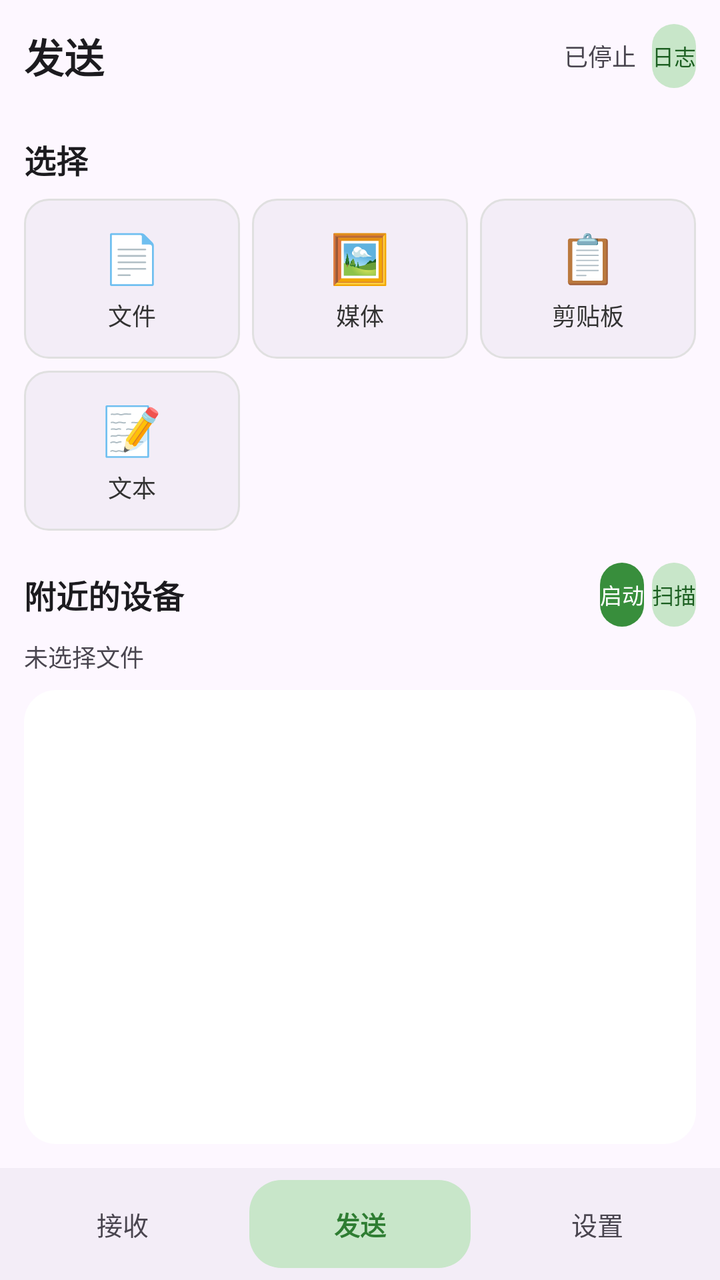
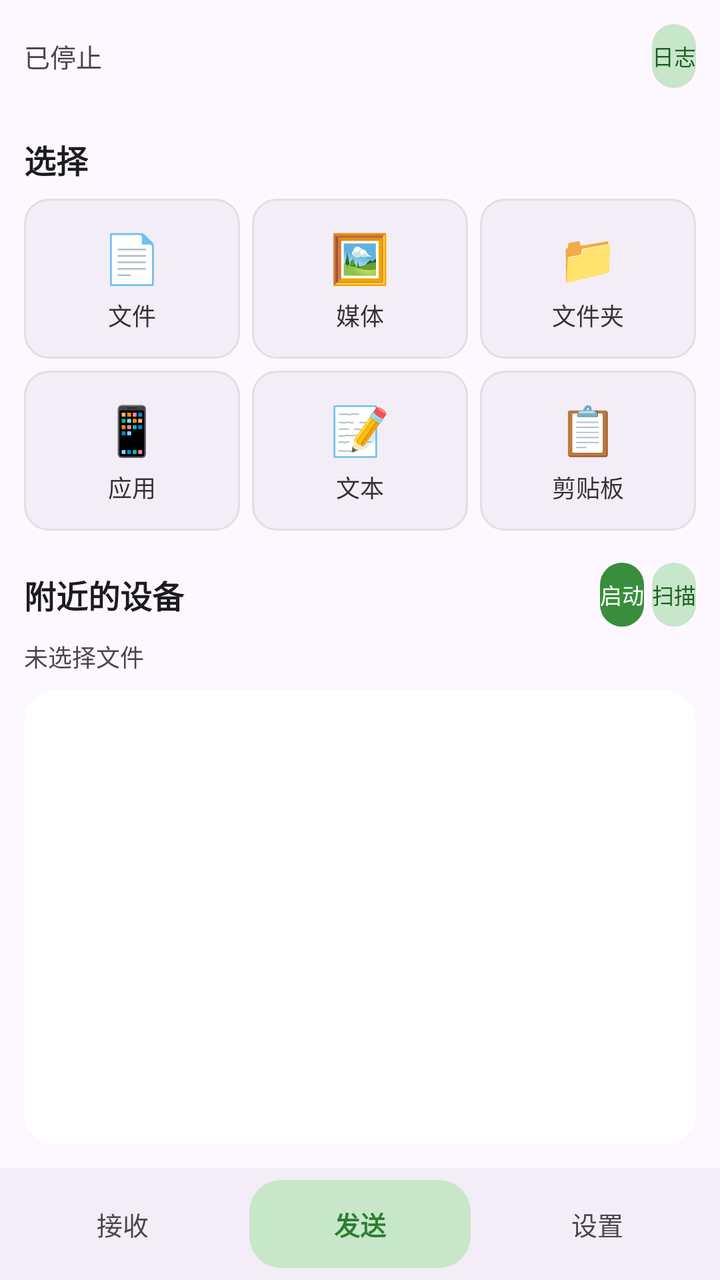

Compare the two renders of this Android layout. The source of the first and the diff that turns it into the second are given below.
<!-- AndroidManifest.xml: application theme android:Theme.Light -->
<!-- res/layout/activity_main.xml -->
<?xml version="1.0" encoding="utf-8"?>
<LinearLayout xmlns:android="http://schemas.android.com/apk/res/android"
    android:orientation="vertical"
    android:layout_width="match_parent"
    android:layout_height="match_parent"
    android:background="#FDF7FF">

    
    <LinearLayout
        android:layout_width="match_parent"
        android:layout_height="wrap_content"
        android:orientation="horizontal"
        android:padding="12dp"
        android:gravity="center_vertical">
        <TextView
            android:id="@+id/top_title"
            android:layout_width="0dp"
            android:layout_weight="1"
            android:layout_height="wrap_content"
            android:text="发送"
            android:textSize="20sp"
            android:textStyle="bold"
            android:textColor="#1C1B1F"/>
        <TextView
            android:id="@+id/status"
            android:layout_width="wrap_content"
            android:layout_height="wrap_content"
            android:textSize="12sp"
            android:textColor="#49454F"
            android:text="已停止"/>
        <Button
            android:id="@+id/btn_log"
            android:layout_width="wrap_content"
            android:layout_height="32dp"
            android:text="日志"
            android:textSize="11sp"
            android:background="@drawable/btn_md3_secondary"
            android:textColor="#1B5E20"
            android:layout_marginLeft="8dp"/>
    </LinearLayout>

    
    <FrameLayout
        android:layout_width="match_parent"
        android:layout_height="0dp"
        android:layout_weight="1">

        
        <LinearLayout
            android:id="@+id/page_send"
            android:layout_width="match_parent"
            android:layout_height="match_parent"
            android:orientation="vertical"
            android:padding="12dp"
            android:visibility="visible">
            
            <TextView android:layout_width="wrap_content" android:layout_height="wrap_content" android:text="选择" android:textSize="16sp" android:textStyle="bold" android:textColor="#1C1B1F" android:layout_marginBottom="8dp"/>
            
            
            <LinearLayout android:orientation="horizontal" android:layout_width="match_parent" android:layout_height="wrap_content" android:weightSum="3">
                <LinearLayout android:id="@+id/card_file" android:orientation="vertical" android:layout_width="0dp" android:layout_weight="1" android:layout_height="80dp" android:background="@drawable/bg_md3_btn_card" android:gravity="center" android:layout_marginRight="6dp">
                    <TextView android:layout_width="wrap_content" android:layout_height="wrap_content" android:text="📄" android:textSize="24sp"/>
                    <TextView android:layout_width="wrap_content" android:layout_height="wrap_content" android:text="文件" android:textSize="12sp" android:layout_marginTop="4dp"/>
                </LinearLayout>
                <LinearLayout android:id="@+id/card_media" android:orientation="vertical" android:layout_width="0dp" android:layout_weight="1" android:layout_height="80dp" android:background="@drawable/bg_md3_btn_card" android:gravity="center" android:layout_marginRight="6dp">
                    <TextView android:layout_width="wrap_content" android:layout_height="wrap_content" android:text="🖼" android:textSize="24sp"/>
                    <TextView android:layout_width="wrap_content" android:layout_height="wrap_content" android:text="媒体" android:textSize="12sp" android:layout_marginTop="4dp"/>
                </LinearLayout>
                <LinearLayout android:id="@+id/card_clipboard" android:orientation="vertical" android:layout_width="0dp" android:layout_weight="1" android:layout_height="80dp" android:background="@drawable/bg_md3_btn_card" android:gravity="center">
                    <TextView android:layout_width="wrap_content" android:layout_height="wrap_content" android:text="📋" android:textSize="24sp"/>
                    <TextView android:layout_width="wrap_content" android:layout_height="wrap_content" android:text="剪贴板" android:textSize="12sp" android:layout_marginTop="4dp"/>
                </LinearLayout>
            </LinearLayout>
            
            <LinearLayout android:orientation="horizontal" android:layout_width="match_parent" android:layout_height="wrap_content" android:weightSum="3" android:layout_marginTop="6dp">
                <LinearLayout android:id="@+id/card_text" android:orientation="vertical" android:layout_width="0dp" android:layout_weight="1" android:layout_height="80dp" android:background="@drawable/bg_md3_btn_card" android:gravity="center" android:layout_marginRight="6dp">
                    <TextView android:layout_width="wrap_content" android:layout_height="wrap_content" android:text="📝" android:textSize="24sp"/>
                    <TextView android:layout_width="wrap_content" android:layout_height="wrap_content" android:text="文本" android:textSize="12sp" android:layout_marginTop="4dp"/>
                </LinearLayout>
                
                <LinearLayout android:layout_width="0dp" android:layout_weight="1" android:layout_height="80dp" android:layout_marginRight="6dp" android:visibility="invisible"/>
                <LinearLayout android:layout_width="0dp" android:layout_weight="1" android:layout_height="80dp" android:visibility="invisible"/>
            </LinearLayout>

            <LinearLayout android:layout_width="match_parent" android:layout_height="wrap_content" android:orientation="horizontal" android:gravity="center_vertical" android:layout_marginTop="16dp">
                <TextView android:layout_width="0dp" android:layout_weight="1" android:layout_height="wrap_content" android:text="附近的设备" android:textSize="16sp" android:textStyle="bold" android:textColor="#1C1B1F"/>
                <Button android:id="@+id/toggle" android:layout_width="wrap_content" android:layout_height="32dp" android:text="启动" android:textSize="11sp" android:background="@drawable/btn_md3_primary" android:textColor="#FFFFFF"/>
                <Button android:id="@+id/scan" android:layout_width="wrap_content" android:layout_height="32dp" android:text="扫描" android:textSize="11sp" android:background="@drawable/btn_md3_secondary" android:textColor="#1B5E20" android:layout_marginLeft="4dp"/>
            </LinearLayout>

            <TextView android:id="@+id/selected_file" android:layout_width="match_parent" android:layout_height="wrap_content" android:textSize="12sp" android:textColor="#49454F" android:layout_marginTop="6dp" android:text="未选择文件"/>
            <ProgressBar android:id="@+id/progress" style="?android:attr/progressBarStyleHorizontal" android:layout_width="match_parent" android:layout_height="wrap_content" android:layout_marginTop="4dp" android:max="100" android:visibility="gone"/>

            <ListView android:id="@+id/devices" android:layout_width="match_parent" android:layout_height="0dp" android:layout_weight="1" android:layout_marginTop="8dp" android:background="@drawable/bg_md3_card"/>
        </LinearLayout>

        
        <LinearLayout
            android:id="@+id/page_receive"
            android:layout_width="match_parent"
            android:layout_height="match_parent"
            android:orientation="vertical"
            android:padding="12dp"
            android:visibility="gone">
            <TextView android:layout_width="match_parent" android:layout_height="wrap_content" android:text="接收记录" android:textSize="16sp" android:textStyle="bold" android:textColor="#1C1B1F" android:layout_marginBottom="8dp"/>
            <ListView android:id="@+id/history_list" android:layout_width="match_parent" android:layout_height="0dp" android:layout_weight="1" android:background="@drawable/bg_md3_card"/>
        </LinearLayout>

        
        <ScrollView
            android:id="@+id/page_settings"
            android:layout_width="match_parent"
            android:layout_height="match_parent"
            android:visibility="gone">
            <LinearLayout
                android:layout_width="match_parent"
                android:layout_height="wrap_content"
                android:orientation="vertical"
                android:padding="12dp">
                
                <TextView android:layout_width="wrap_content" android:layout_height="wrap_content" android:text="接收" android:textSize="16sp" android:textStyle="bold" android:textColor="#1C1B1F" android:layout_marginBottom="8dp"/>

                <LinearLayout android:layout_width="match_parent" android:layout_height="wrap_content" android:orientation="horizontal" android:padding="12dp" android:background="@drawable/bg_md3_card" android:gravity="center_vertical">
                    <TextView android:layout_width="0dp" android:layout_weight="1" android:layout_height="wrap_content" android:text="自动保存" android:textSize="14sp"/>
                    <CheckBox android:id="@+id/cb_auto_save" android:layout_width="wrap_content" android:layout_height="wrap_content"/>
                </LinearLayout>

                <LinearLayout android:layout_width="match_parent" android:layout_height="wrap_content" android:orientation="horizontal" android:padding="12dp" android:background="@drawable/bg_md3_card" android:gravity="center_vertical" android:layout_marginTop="6dp">
                    <TextView android:layout_width="0dp" android:layout_weight="1" android:layout_height="wrap_content" android:text="保存到相册" android:textSize="14sp"/>
                    <CheckBox android:id="@+id/cb_save_album" android:layout_width="wrap_content" android:layout_height="wrap_content"/>
                </LinearLayout>

                <LinearLayout android:layout_width="match_parent" android:layout_height="wrap_content" android:orientation="horizontal" android:padding="12dp" android:background="@drawable/bg_md3_card" android:gravity="center_vertical" android:layout_marginTop="6dp">
                    <TextView android:layout_width="0dp" android:layout_weight="1" android:layout_height="wrap_content" android:text="保存到历史记录" android:textSize="14sp"/>
                    <CheckBox android:id="@+id/cb_save_history" android:layout_width="wrap_content" android:layout_height="wrap_content"/>
                </LinearLayout>

                <LinearLayout android:layout_width="match_parent" android:layout_height="wrap_content" android:orientation="horizontal" android:padding="12dp" android:background="@drawable/bg_md3_card" android:gravity="center_vertical" android:layout_marginTop="6dp">
                    <TextView android:layout_width="0dp" android:layout_weight="1" android:layout_height="wrap_content" android:text="启用 PIN 密码" android:textSize="14sp"/>
                    <CheckBox android:id="@+id/cb_pin" android:layout_width="wrap_content" android:layout_height="wrap_content"/>
                </LinearLayout>

                <TextView android:id="@+id/tv_pin" android:layout_width="match_parent" android:layout_height="wrap_content" android:text="当前 PIN: 未启用" android:textSize="14sp" android:textColor="#388E3C" android:padding="12dp" android:visibility="gone"/>

                <TextView android:layout_width="wrap_content" android:layout_height="wrap_content" android:text="其他" android:textSize="16sp" android:textStyle="bold" android:textColor="#1C1B1F" android:layout_marginTop="16dp" android:layout_marginBottom="8dp"/>

                <LinearLayout android:layout_width="match_parent" android:layout_height="wrap_content" android:orientation="horizontal" android:padding="12dp" android:background="@drawable/bg_md3_card" android:gravity="center_vertical">
                    <TextView android:layout_width="0dp" android:layout_weight="1" android:layout_height="wrap_content" android:text="界面切换动画" android:textSize="14sp"/>
                    <CheckBox android:id="@+id/cb_anim" android:layout_width="wrap_content" android:layout_height="wrap_content"/>
                </LinearLayout>

                <LinearLayout android:id="@+id/row_set_name" android:layout_width="match_parent" android:layout_height="wrap_content" android:orientation="horizontal" android:padding="12dp" android:background="@drawable/bg_md3_card" android:gravity="center_vertical" android:layout_marginTop="6dp">
                    <TextView android:layout_width="0dp" android:layout_weight="1" android:layout_height="wrap_content" android:text="修改设备名称" android:textSize="14sp"/>
                    <TextView android:id="@+id/tv_name" android:layout_width="wrap_content" android:layout_height="wrap_content" android:text="" android:textSize="14sp" android:textColor="#999"/>
                </LinearLayout>

                
                
                <LinearLayout android:layout_width="match_parent" android:layout_height="wrap_content" android:orientation="horizontal" android:padding="12dp" android:background="@drawable/bg_md3_card" android:gravity="center_vertical" android:layout_marginTop="6dp">
                    <TextView android:layout_width="0dp" android:layout_weight="1" android:layout_height="wrap_content" android:text="启用网页传输" android:textSize="14sp"/>
                    <CheckBox android:id="@+id/cb_web" android:layout_width="wrap_content" android:layout_height="wrap_content"/>
                </LinearLayout>
                
                
                <LinearLayout android:layout_width="match_parent" android:layout_height="wrap_content" android:orientation="horizontal" android:padding="12dp" android:background="@drawable/bg_md3_card" android:gravity="center_vertical" android:layout_marginTop="6dp">
                    <TextView android:layout_width="0dp" android:layout_weight="1" android:layout_height="wrap_content" android:text="开机自动启动" android:textSize="14sp"/>
                    <CheckBox android:id="@+id/cb_boot" android:layout_width="wrap_content" android:layout_height="wrap_content"/>
                </LinearLayout>

                
                <LinearLayout android:id="@+id/row_port" android:layout_width="match_parent" android:layout_height="wrap_content" android:orientation="horizontal" android:padding="12dp" android:background="@drawable/bg_md3_card" android:gravity="center_vertical" android:layout_marginTop="6dp">
                    <TextView android:layout_width="0dp" android:layout_weight="1" android:layout_height="wrap_content" android:text="端口" android:textSize="14sp"/>
                    <TextView android:id="@+id/tv_port" android:layout_width="wrap_content" android:layout_height="wrap_content" android:text="53317" android:textSize="14sp" android:textColor="#999"/>
                </LinearLayout>

                
                <LinearLayout android:id="@+id/row_timeout" android:layout_width="match_parent" android:layout_height="wrap_content" android:orientation="horizontal" android:padding="12dp" android:background="@drawable/bg_md3_card" android:gravity="center_vertical" android:layout_marginTop="6dp">
                    <TextView android:layout_width="0dp" android:layout_weight="1" android:layout_height="wrap_content" android:text="搜索设备超时" android:textSize="14sp"/>
                    <TextView android:id="@+id/tv_timeout" android:layout_width="wrap_content" android:layout_height="wrap_content" android:text="500" android:textSize="14sp" android:textColor="#999"/>
                </LinearLayout>

                <LinearLayout android:id="@+id/row_about" android:layout_width="match_parent" android:layout_height="wrap_content" android:orientation="horizontal" android:padding="12dp" android:background="@drawable/bg_md3_card" android:gravity="center_vertical" android:layout_marginTop="6dp">
                    <TextView android:layout_width="0dp" android:layout_weight="1" android:layout_height="wrap_content" android:text="关于 OldSend" android:textSize="14sp" android:textColor="#388E3C" android:textStyle="bold"/>
                </LinearLayout>
            </LinearLayout>
        </ScrollView>
    </FrameLayout>

    
    <LinearLayout
        android:layout_width="match_parent"
        android:layout_height="56dp"
        android:orientation="horizontal"
        android:background="#F3EDF7"
        android:padding="6dp"
        android:gravity="center">
        <LinearLayout android:id="@+id/tab_receive" android:layout_width="0dp" android:layout_weight="1" android:layout_height="match_parent" android:gravity="center" android:orientation="vertical">
            <TextView android:id="@+id/tab_receive_text" android:layout_width="wrap_content" android:layout_height="wrap_content" android:text="接收" android:textColor="#49454F" android:textSize="13sp"/>
        </LinearLayout>
        <View android:layout_width="8dp" android:layout_height="match_parent"/>
        <LinearLayout android:id="@+id/tab_send" android:layout_width="0dp" android:layout_weight="1" android:layout_height="match_parent" android:background="@drawable/bg_tab_selected" android:gravity="center" android:orientation="vertical">
            <TextView android:layout_width="wrap_content" android:layout_height="wrap_content" android:text="发送" android:textColor="#2E7D32" android:textStyle="bold" android:textSize="13sp"/>
        </LinearLayout>
        <View android:layout_width="8dp" android:layout_height="match_parent"/>
        <LinearLayout android:id="@+id/tab_settings" android:layout_width="0dp" android:layout_weight="1" android:layout_height="match_parent" android:gravity="center" android:orientation="vertical">
            <TextView android:id="@+id/tab_settings_text" android:layout_width="wrap_content" android:layout_height="wrap_content" android:text="设置" android:textColor="#49454F" android:textSize="13sp"/>
        </LinearLayout>
    </LinearLayout>
</LinearLayout>
<!-- resources referenced by this layout -->
<resources>
  <!-- drawable bg_md3_btn_card (drawable) -->
  <?xml version="1.0" encoding="utf-8"?>
  <selector xmlns:android="http://schemas.android.com/apk/res/android">
      <item android:state_pressed="true">
          <shape><solid android:color="#E8DEF8"/><corners android:radius="12dp"/></shape>
      </item>
      <item>
          <shape><solid android:color="#F3EDF7"/><corners android:radius="12dp"/><stroke android:width="1dp" android:color="#E0E0E0"/></shape>
      </item>
  </selector>
  <!-- drawable bg_md3_card (drawable) -->
  <?xml version="1.0" encoding="utf-8"?>
  <shape xmlns:android="http://schemas.android.com/apk/res/android">
      <solid android:color="#FFFFFF"/>
      <corners android:radius="16dp"/>
  </shape>
  <!-- drawable bg_tab_selected (drawable) -->
  <?xml version="1.0" encoding="utf-8"?>
  <shape xmlns:android="http://schemas.android.com/apk/res/android">
      <solid android:color="#C8E6C9"/>
      <corners android:radius="16dp"/>
  </shape>
  <!-- drawable btn_md3_primary (drawable) -->
  <?xml version="1.0" encoding="utf-8"?>
  <selector xmlns:android="http://schemas.android.com/apk/res/android">
      <item android:state_pressed="true">
          <shape><solid android:color="#2E7D32"/><corners android:radius="20dp"/></shape>
      </item>
      <item>
          <shape><solid android:color="#388E3C"/><corners android:radius="20dp"/></shape>
      </item>
  </selector>
  <!-- drawable btn_md3_secondary (drawable) -->
  <?xml version="1.0" encoding="utf-8"?>
  <selector xmlns:android="http://schemas.android.com/apk/res/android">
      <item android:state_pressed="true">
          <shape><solid android:color="#A5D6A7"/><corners android:radius="20dp"/></shape>
      </item>
      <item>
          <shape><solid android:color="#C8E6C9"/><corners android:radius="20dp"/></shape>
      </item>
  </selector>
</resources>

<!-- the commit's change to res/layout/activity_main.xml (unified diff, before → after) -->
@@ -13,19 +13,11 @@
         android:padding="12dp"
         android:gravity="center_vertical">
         <TextView
-            android:id="@+id/top_title"
+            android:id="@+id/status"
             android:layout_width="0dp"
             android:layout_weight="1"
             android:layout_height="wrap_content"
-            android:text="发送"
-            android:textSize="20sp"
-            android:textStyle="bold"
-            android:textColor="#1C1B1F"/>
-        <TextView
-            android:id="@+id/status"
-            android:layout_width="wrap_content"
-            android:layout_height="wrap_content"
-            android:textSize="12sp"
+            android:textSize="13sp"
             android:textColor="#49454F"
             android:text="已停止"/>
         <Button
@@ -35,8 +27,7 @@
             android:text="日志"
             android:textSize="11sp"
             android:background="@drawable/btn_md3_secondary"
-            android:textColor="#1B5E20"
-            android:layout_marginLeft="8dp"/>
+            android:textColor="#1B5E20"/>
     </LinearLayout>
 
     
@@ -66,20 +57,26 @@
                     <TextView android:layout_width="wrap_content" android:layout_height="wrap_content" android:text="🖼" android:textSize="24sp"/>
                     <TextView android:layout_width="wrap_content" android:layout_height="wrap_content" android:text="媒体" android:textSize="12sp" android:layout_marginTop="4dp"/>
                 </LinearLayout>
+                <LinearLayout android:id="@+id/card_folder" android:orientation="vertical" android:layout_width="0dp" android:layout_weight="1" android:layout_height="80dp" android:background="@drawable/bg_md3_btn_card" android:gravity="center">
+                    <TextView android:layout_width="wrap_content" android:layout_height="wrap_content" android:text="📁" android:textSize="24sp"/>
+                    <TextView android:layout_width="wrap_content" android:layout_height="wrap_content" android:text="文件夹" android:textSize="12sp" android:layout_marginTop="4dp"/>
+                </LinearLayout>
+            </LinearLayout>
+            
+            
+            <LinearLayout android:orientation="horizontal" android:layout_width="match_parent" android:layout_height="wrap_content" android:weightSum="3" android:layout_marginTop="6dp">
+                <LinearLayout android:id="@+id/card_app" android:orientation="vertical" android:layout_width="0dp" android:layout_weight="1" android:layout_height="80dp" android:background="@drawable/bg_md3_btn_card" android:gravity="center" android:layout_marginRight="6dp">
+                    <TextView android:layout_width="wrap_content" android:layout_height="wrap_content" android:text="📱" android:textSize="24sp"/>
+                    <TextView android:layout_width="wrap_content" android:layout_height="wrap_content" android:text="应用" android:textSize="12sp" android:layout_marginTop="4dp"/>
+                </LinearLayout>
+                <LinearLayout android:id="@+id/card_text" android:orientation="vertical" android:layout_width="0dp" android:layout_weight="1" android:layout_height="80dp" android:background="@drawable/bg_md3_btn_card" android:gravity="center" android:layout_marginRight="6dp">
+                    <TextView android:layout_width="wrap_content" android:layout_height="wrap_content" android:text="📝" android:textSize="24sp"/>
+                    <TextView android:layout_width="wrap_content" android:layout_height="wrap_content" android:text="文本" android:textSize="12sp" android:layout_marginTop="4dp"/>
+                </LinearLayout>
                 <LinearLayout android:id="@+id/card_clipboard" android:orientation="vertical" android:layout_width="0dp" android:layout_weight="1" android:layout_height="80dp" android:background="@drawable/bg_md3_btn_card" android:gravity="center">
                     <TextView android:layout_width="wrap_content" android:layout_height="wrap_content" android:text="📋" android:textSize="24sp"/>
                     <TextView android:layout_width="wrap_content" android:layout_height="wrap_content" android:text="剪贴板" android:textSize="12sp" android:layout_marginTop="4dp"/>
                 </LinearLayout>
-            </LinearLayout>
-            
-            <LinearLayout android:orientation="horizontal" android:layout_width="match_parent" android:layout_height="wrap_content" android:weightSum="3" android:layout_marginTop="6dp">
-                <LinearLayout android:id="@+id/card_text" android:orientation="vertical" android:layout_width="0dp" android:layout_weight="1" android:layout_height="80dp" android:background="@drawable/bg_md3_btn_card" android:gravity="center" android:layout_marginRight="6dp">
-                    <TextView android:layout_width="wrap_content" android:layout_height="wrap_content" android:text="📝" android:textSize="24sp"/>
-                    <TextView android:layout_width="wrap_content" android:layout_height="wrap_content" android:text="文本" android:textSize="12sp" android:layout_marginTop="4dp"/>
-                </LinearLayout>
-                
-                <LinearLayout android:layout_width="0dp" android:layout_weight="1" android:layout_height="80dp" android:layout_marginRight="6dp" android:visibility="invisible"/>
-                <LinearLayout android:layout_width="0dp" android:layout_weight="1" android:layout_height="80dp" android:visibility="invisible"/>
             </LinearLayout>
 
             <LinearLayout android:layout_width="match_parent" android:layout_height="wrap_content" android:orientation="horizontal" android:gravity="center_vertical" android:layout_marginTop="16dp">
@@ -142,6 +139,28 @@
 
                 <TextView android:id="@+id/tv_pin" android:layout_width="match_parent" android:layout_height="wrap_content" android:text="当前 PIN: 未启用" android:textSize="14sp" android:textColor="#388E3C" android:padding="12dp" android:visibility="gone"/>
 
+                <TextView android:layout_width="wrap_content" android:layout_height="wrap_content" android:text="网络与自动化" android:textSize="16sp" android:textStyle="bold" android:textColor="#1C1B1F" android:layout_marginTop="16dp" android:layout_marginBottom="8dp"/>
+
+                <LinearLayout android:layout_width="match_parent" android:layout_height="wrap_content" android:orientation="horizontal" android:padding="12dp" android:background="@drawable/bg_md3_card" android:gravity="center_vertical">
+                    <TextView android:layout_width="0dp" android:layout_weight="1" android:layout_height="wrap_content" android:text="启用网页传输" android:textSize="14sp"/>
+                    <CheckBox android:id="@+id/cb_web" android:layout_width="wrap_content" android:layout_height="wrap_content"/>
+                </LinearLayout>
+                
+                <LinearLayout android:layout_width="match_parent" android:layout_height="wrap_content" android:orientation="horizontal" android:padding="12dp" android:background="@drawable/bg_md3_card" android:gravity="center_vertical" android:layout_marginTop="6dp">
+                    <TextView android:layout_width="0dp" android:layout_weight="1" android:layout_height="wrap_content" android:text="开机自动启动" android:textSize="14sp"/>
+                    <CheckBox android:id="@+id/cb_boot" android:layout_width="wrap_content" android:layout_height="wrap_content"/>
+                </LinearLayout>
+
+                <LinearLayout android:id="@+id/row_port" android:layout_width="match_parent" android:layout_height="wrap_content" android:orientation="horizontal" android:padding="12dp" android:background="@drawable/bg_md3_card" android:gravity="center_vertical" android:layout_marginTop="6dp">
+                    <TextView android:layout_width="0dp" android:layout_weight="1" android:layout_height="wrap_content" android:text="端口" android:textSize="14sp"/>
+                    <TextView android:id="@+id/tv_port" android:layout_width="wrap_content" android:layout_height="wrap_content" android:text="53317" android:textSize="14sp" android:textColor="#999"/>
+                </LinearLayout>
+
+                <LinearLayout android:id="@+id/row_timeout" android:layout_width="match_parent" android:layout_height="wrap_content" android:orientation="horizontal" android:padding="12dp" android:background="@drawable/bg_md3_card" android:gravity="center_vertical" android:layout_marginTop="6dp">
+                    <TextView android:layout_width="0dp" android:layout_weight="1" android:layout_height="wrap_content" android:text="搜索设备超时" android:textSize="14sp"/>
+                    <TextView android:id="@+id/tv_timeout" android:layout_width="wrap_content" android:layout_height="wrap_content" android:text="500" android:textSize="14sp" android:textColor="#999"/>
+                </LinearLayout>
+
                 <TextView android:layout_width="wrap_content" android:layout_height="wrap_content" android:text="其他" android:textSize="16sp" android:textStyle="bold" android:textColor="#1C1B1F" android:layout_marginTop="16dp" android:layout_marginBottom="8dp"/>
 
                 <LinearLayout android:layout_width="match_parent" android:layout_height="wrap_content" android:orientation="horizontal" android:padding="12dp" android:background="@drawable/bg_md3_card" android:gravity="center_vertical">
@@ -152,31 +171,6 @@
                 <LinearLayout android:id="@+id/row_set_name" android:layout_width="match_parent" android:layout_height="wrap_content" android:orientation="horizontal" android:padding="12dp" android:background="@drawable/bg_md3_card" android:gravity="center_vertical" android:layout_marginTop="6dp">
                     <TextView android:layout_width="0dp" android:layout_weight="1" android:layout_height="wrap_content" android:text="修改设备名称" android:textSize="14sp"/>
                     <TextView android:id="@+id/tv_name" android:layout_width="wrap_content" android:layout_height="wrap_content" android:text="" android:textSize="14sp" android:textColor="#999"/>
-                </LinearLayout>
-
-                
-                
-                <LinearLayout android:layout_width="match_parent" android:layout_height="wrap_content" android:orientation="horizontal" android:padding="12dp" android:background="@drawable/bg_md3_card" android:gravity="center_vertical" android:layout_marginTop="6dp">
-                    <TextView android:layout_width="0dp" android:layout_weight="1" android:layout_height="wrap_content" android:text="启用网页传输" android:textSize="14sp"/>
-                    <CheckBox android:id="@+id/cb_web" android:layout_width="wrap_content" android:layout_height="wrap_content"/>
-                </LinearLayout>
-                
-                
-                <LinearLayout android:layout_width="match_parent" android:layout_height="wrap_content" android:orientation="horizontal" android:padding="12dp" android:background="@drawable/bg_md3_card" android:gravity="center_vertical" android:layout_marginTop="6dp">
-                    <TextView android:layout_width="0dp" android:layout_weight="1" android:layout_height="wrap_content" android:text="开机自动启动" android:textSize="14sp"/>
-                    <CheckBox android:id="@+id/cb_boot" android:layout_width="wrap_content" android:layout_height="wrap_content"/>
-                </LinearLayout>
-
-                
-                <LinearLayout android:id="@+id/row_port" android:layout_width="match_parent" android:layout_height="wrap_content" android:orientation="horizontal" android:padding="12dp" android:background="@drawable/bg_md3_card" android:gravity="center_vertical" android:layout_marginTop="6dp">
-                    <TextView android:layout_width="0dp" android:layout_weight="1" android:layout_height="wrap_content" android:text="端口" android:textSize="14sp"/>
-                    <TextView android:id="@+id/tv_port" android:layout_width="wrap_content" android:layout_height="wrap_content" android:text="53317" android:textSize="14sp" android:textColor="#999"/>
-                </LinearLayout>
-
-                
-                <LinearLayout android:id="@+id/row_timeout" android:layout_width="match_parent" android:layout_height="wrap_content" android:orientation="horizontal" android:padding="12dp" android:background="@drawable/bg_md3_card" android:gravity="center_vertical" android:layout_marginTop="6dp">
-                    <TextView android:layout_width="0dp" android:layout_weight="1" android:layout_height="wrap_content" android:text="搜索设备超时" android:textSize="14sp"/>
-                    <TextView android:id="@+id/tv_timeout" android:layout_width="wrap_content" android:layout_height="wrap_content" android:text="500" android:textSize="14sp" android:textColor="#999"/>
                 </LinearLayout>
 
                 <LinearLayout android:id="@+id/row_about" android:layout_width="match_parent" android:layout_height="wrap_content" android:orientation="horizontal" android:padding="12dp" android:background="@drawable/bg_md3_card" android:gravity="center_vertical" android:layout_marginTop="6dp">
